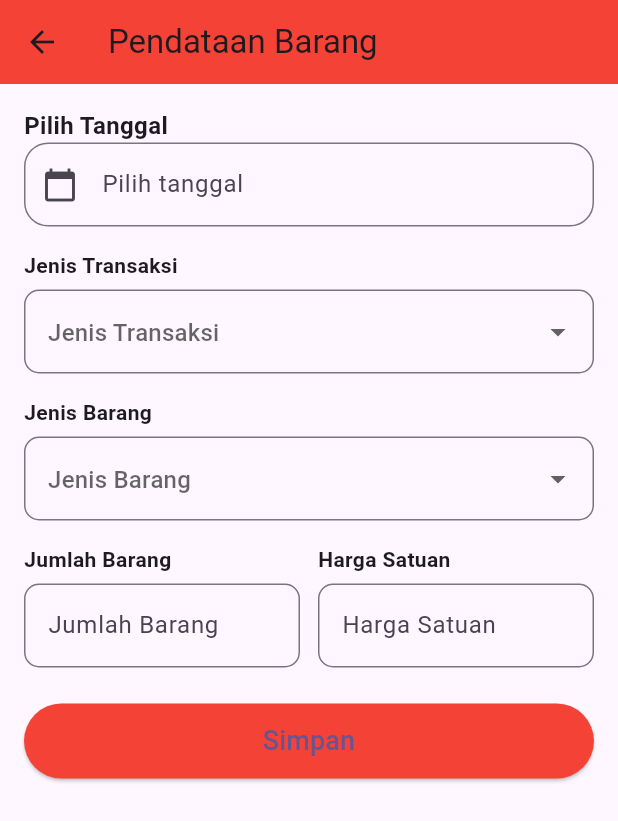
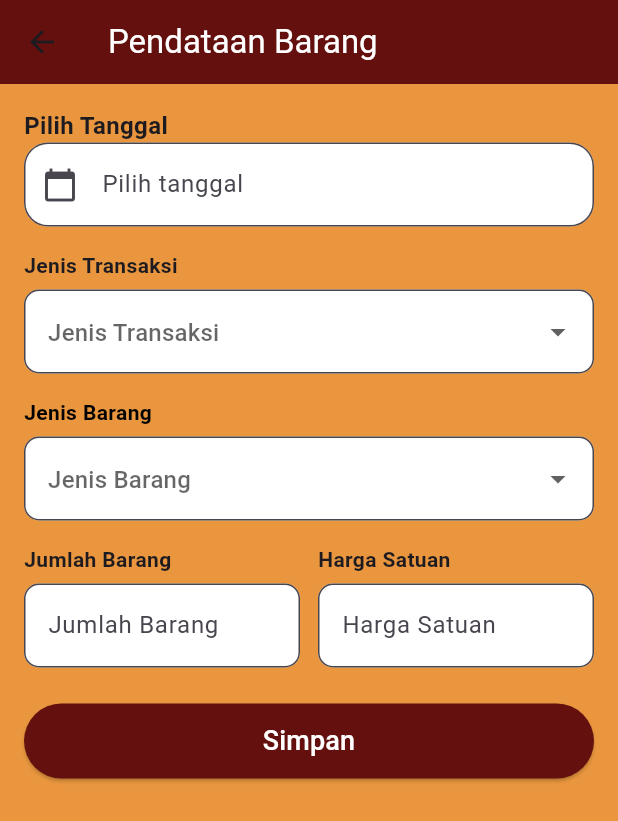
Before and after one commit to muthiasasi19/20220140167_UCP1Flutter, a Flutter app: the PendataanBarangPage screen opened directly, on a phone screen of 412 x 824 dp. Shown: the top 821 px of the screen. Run offline on Flutter 3.47's test engine with Material 3 defaults, Android fonts, the phone set to English and light mode, and no system bars.

Commit message:
Ubah UI (color button, label. background)

```diff
--- a/lib/Application/login_page.dart
+++ b/lib/Application/login_page.dart
@@ -1,6 +1,11 @@
 import 'package:flutter/material.dart';
 import 'package:ucp_satu/Application/home_page.dart';
 import 'package:ucp_satu/Application/register_page.dart';
+
+class AppColors {
+  static const Color merahTua = Color(0xFF63100E);
+  static const Color orens = Color(0xFFE9963E);
+}
 
 class LoginPage extends StatefulWidget {
   const LoginPage({super.key});
@@ -33,6 +38,7 @@ class _LoginPageState extends State<LoginPage> {
   @override
   Widget build(BuildContext context) {
     return Scaffold(
+      backgroundColor: AppColors.orens,
       body: Form(
         key: _formKey,
         child: Padding(
@@ -56,8 +62,11 @@ class _LoginPageState extends State<LoginPage> {
               ),
               TextFormField(
                 controller: emailController,
+                style: const TextStyle(color: Colors.black),
                 autovalidateMode: AutovalidateMode.onUserInteraction,
                 decoration: const InputDecoration(
+                  filled: true,
+                  fillColor: Colors.white,
                   hintText: 'Email',
                   border: OutlineInputBorder(
                     borderRadius: BorderRadius.all(Radius.circular(10)),
@@ -80,9 +89,12 @@ class _LoginPageState extends State<LoginPage> {
               ),
               TextFormField(
                 controller: passwordController,
+                style: const TextStyle(color: Colors.black),
                 autovalidateMode: AutovalidateMode.onUserInteraction,
                 obscureText: _obscurePassword,
                 decoration: InputDecoration(
+                  filled: true,
+                  fillColor: Colors.white,
                   hintText: 'Password',
                   border: const OutlineInputBorder(
                     borderRadius: BorderRadius.all(Radius.circular(13)),
@@ -114,6 +126,8 @@ class _LoginPageState extends State<LoginPage> {
               ElevatedButton(
                 style: ElevatedButton.styleFrom(
                   minimumSize: const Size.fromHeight(50),
+                  backgroundColor: AppColors.merahTua,
+                  foregroundColor: Colors.white,
                 ),
                 onPressed: () {
                   if (_formKey.currentState!.validate()) {
--- a/lib/Application/pendataan_barang.dart
+++ b/lib/Application/pendataan_barang.dart
@@ -1,5 +1,10 @@
 import 'package:flutter/material.dart';
 import 'package:ucp_satu/Application/home_page.dart';
+
+class AppColors {
+  static const Color merahTua = Color(0xFF63100E);
+  static const Color orens = Color(0xFFE9963E);
+}
 
 class PendataanBarangPage extends StatefulWidget {
   const PendataanBarangPage({super.key});
@@ -65,9 +70,13 @@ class _PendataanBarangPageState extends State<PendataanBarangPage> {
   @override
   Widget build(BuildContext context) {
     return Scaffold(
+      backgroundColor: isSubmitted ? Colors.white : AppColors.orens,
       appBar: AppBar(
-        title: const Text('Pendataan Barang'),
-        backgroundColor: Colors.red,
+        title: const Text(
+          'Pendataan Barang',
+          style: TextStyle(color: Colors.white),
+        ),
+        backgroundColor: AppColors.merahTua,
       ),
       body: Padding(
         padding: const EdgeInsets.all(16.0),
@@ -112,6 +121,8 @@ class _PendataanBarangPageState extends State<PendataanBarangPage> {
           const SizedBox(height: 6),
           DropdownButtonFormField<String>(
             decoration: const InputDecoration(
+              filled: true,
+              fillColor: Colors.white,
               hintText: 'Jenis Transaksi',
               border: OutlineInputBorder(
                 borderRadius: BorderRadius.all(Radius.circular(10)),
@@ -141,11 +152,13 @@ class _PendataanBarangPageState extends State<PendataanBarangPage> {
 
           const Text(
             'Jenis Barang',
-            style: TextStyle(fontWeight: FontWeight.bold),
+            style: TextStyle(fontWeight: FontWeight.bold, color: Colors.black),
           ),
           const SizedBox(height: 6),
           DropdownButtonFormField<String>(
             decoration: const InputDecoration(
+              filled: true,
+              fillColor: Colors.white,
               hintText: 'Jenis Barang',
               border: OutlineInputBorder(
                 borderRadius: BorderRadius.all(Radius.circular(10)),
@@ -188,8 +201,11 @@ class _PendataanBarangPageState extends State<PendataanBarangPage> {
                     const SizedBox(height: 6),
                     TextFormField(
                       controller: jumlahBarangController,
+                      style: const TextStyle(color: Colors.black),
                       keyboardType: TextInputType.number,
                       decoration: const InputDecoration(
+                        filled: true,
+                        fillColor: Colors.white,
                         hintText: 'Jumlah Barang',
                         border: OutlineInputBorder(
                           borderRadius: BorderRadius.all(Radius.circular(10)),
@@ -217,8 +233,11 @@ class _PendataanBarangPageState extends State<PendataanBarangPage> {
                     const SizedBox(height: 6),
                     TextFormField(
                       controller: hargaSatuanController,
+                      style: const TextStyle(color: Colors.black),
                       readOnly: true,
                       decoration: const InputDecoration(
+                        filled: true,
+                        fillColor: Colors.white,
                         hintText: 'Harga Satuan',
                         border: OutlineInputBorder(
                           borderRadius: BorderRadius.all(Radius.circular(10)),
@@ -235,10 +254,13 @@ class _PendataanBarangPageState extends State<PendataanBarangPage> {
           ElevatedButton(
             onPressed: _submitForm,
             style: ElevatedButton.styleFrom(
-              backgroundColor: Colors.red,
+              backgroundColor: AppColors.merahTua,
               minimumSize: const Size.fromHeight(50),
             ),
-            child: const Text('Simpan', style: TextStyle(fontSize: 18)),
+            child: const Text(
+              'Simpan',
+              style: TextStyle(fontSize: 18, color: Colors.white),
+            ),
           ),
         ],
       ),
@@ -279,10 +301,13 @@ class _PendataanBarangPageState extends State<PendataanBarangPage> {
             );
           },
           style: ElevatedButton.styleFrom(
-            backgroundColor: Colors.red,
+            backgroundColor: AppColors.merahTua,
             minimumSize: const Size.fromHeight(50),
           ),
-          child: const Text('Selesai', style: TextStyle(fontSize: 18)),
+          child: const Text(
+            'Selesai',
+            style: TextStyle(fontSize: 18, color: Colors.white),
+          ),
         ),
       ],
     );
@@ -325,8 +350,11 @@ Widget buildInputField(
 }) {
   return TextFormField(
     controller: controller,
+    style: const TextStyle(color: Colors.black),
     readOnly: readOnly,
     decoration: InputDecoration(
+      filled: true,
+      fillColor: Colors.white,
       hintText: hintText,
       prefixIcon: prefixIcon,
       border: OutlineInputBorder(borderRadius: BorderRadius.circular(16)),
```
